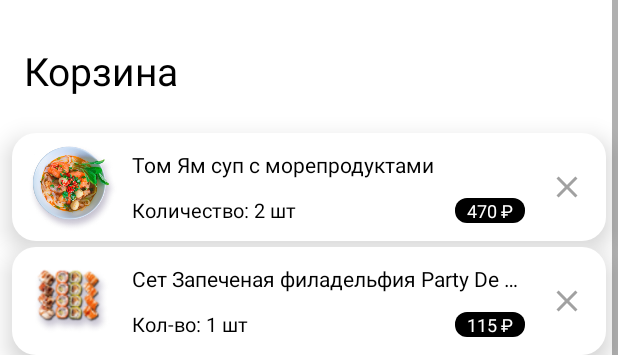
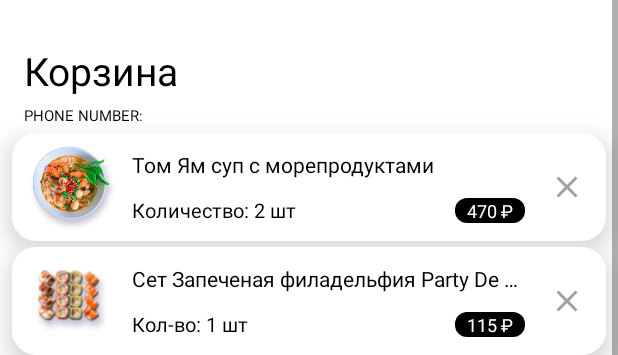
Before and after one commit to denisklopot/GoodFood, an Android app: the layout activity_orders_list.xml on its own in the app's theme, with its tools: preview values and no code run, on a phone screen of 412 x 824 dp. Shown: the part 148-503 px from the top of the screen. Run offline under Robolectric (Android 15) with nearby library versions, the phone set to English and light mode, and no system bars.

Commit message:
activity login screen in orders list

```diff
--- a/app/build.gradle
+++ b/app/build.gradle
@@ -1,5 +1,6 @@
 plugins {
     id 'com.android.application'
+    id 'kotlin-android'
 }
 
 android {
--- a/app/src/main/AndroidManifest.xml
+++ b/app/src/main/AndroidManifest.xml
@@ -10,6 +10,12 @@
         android:supportsRtl="true"
         android:theme="@style/Theme.GoodFood">
         <activity
+            android:name=".OrdersListActivity"
+            android:exported="false" />
+        <activity
+            android:name=".LoginScreenActivity"
+            android:exported="false" />
+        <activity
             android:name=".MainActivity"
             android:exported="true">
             <intent-filter>
--- a/app/src/main/res/layout/activity_login_screen.xml
+++ b/app/src/main/res/layout/activity_login_screen.xml
@@ -30,7 +30,7 @@
             android:textSize="14sp" />
 
         <EditText
-            android:id="@+id/et"
+            android:id="@+id/etAuthPhone"
             android:layout_width="match_parent"
             android:layout_height="wrap_content"
             android:background="@drawable/decoration_rounded_green_border"
@@ -51,7 +51,7 @@
         android:orientation="vertical">
 
         <androidx.appcompat.widget.AppCompatButton
-            android:id="@+id/btn"
+            android:id="@+id/btnBegin"
             android:layout_width="match_parent"
             android:layout_height="wrap_content"
             android:layout_marginStart="64dp"
--- a/app/src/main/res/layout/activity_orders_list.xml
+++ b/app/src/main/res/layout/activity_orders_list.xml
@@ -12,8 +12,8 @@
         android:layout_height="wrap_content">
 
         <TextView
+            android:id="@+id/tvTitleFirstPart"
             style="@style/title_text_first"
-            android:id="@+id/tvTitleFirstPart"
             android:layout_width="wrap_content"
             android:layout_height="wrap_content"
             android:layout_marginStart="16dp"
@@ -27,8 +27,8 @@
             app:layout_constraintTop_toTopOf="parent" />
 
         <TextView
+            android:id="@+id/tvTitleSecondPart"
             style="@style/title_text_second"
-            android:id="@+id/tvTitleSecondPart"
             android:layout_width="wrap_content"
             android:layout_height="wrap_content"
             android:shadowColor="@color/shadow_color"
@@ -69,6 +69,17 @@
             app:layout_constraintStart_toStartOf="@id/tvTitleSecondPart"
             app:layout_constraintTop_toBottomOf="@id/tvTitleSecondPart" />
 
+        <TextView
+            android:id="@+id/tvPhoneNumber"
+            android:layout_width="wrap_content"
+            android:layout_height="wrap_content"
+            android:layout_marginTop="5dp"
+            android:text="PHONE NUMBER:"
+            android:textColor="@color/black"
+            android:textSize="10sp"
+            app:layout_constraintStart_toStartOf="@+id/tvSecondTitle"
+            app:layout_constraintTop_toBottomOf="@+id/tvSecondTitle" />
+
         <androidx.constraintlayout.widget.ConstraintLayout
             android:id="@+id/clFirstDish"
             android:layout_width="match_parent"
@@ -102,8 +113,8 @@
                 android:textColor="@color/black"
                 android:textSize="14sp"
                 app:layout_constraintBottom_toTopOf="@+id/tvFirstDishCount"
+                app:layout_constraintEnd_toEndOf="@+id/tvFistDishPrice"
                 app:layout_constraintStart_toEndOf="@id/ivFirstDishPhoto"
-                app:layout_constraintEnd_toEndOf="@+id/tvFistDishPrice"
                 app:layout_constraintTop_toTopOf="parent"
                 app:layout_constraintVertical_chainStyle="spread" />
 
@@ -181,9 +192,9 @@
                 android:textColor="@color/black"
                 android:textSize="14sp"
                 app:layout_constraintBottom_toTopOf="@+id/tvSecondDishCount"
+                app:layout_constraintEnd_toEndOf="@+id/tvSecondDishPrice"
                 app:layout_constraintStart_toEndOf="@id/ivSecondDishPhoto"
                 app:layout_constraintTop_toTopOf="parent"
-                app:layout_constraintEnd_toEndOf="@+id/tvSecondDishPrice"
                 app:layout_constraintVertical_chainStyle="spread" />
 
             <TextView
@@ -258,8 +269,8 @@
                 android:textColor="@color/black"
                 android:textSize="14sp"
                 app:layout_constraintBottom_toTopOf="@+id/tvThirdDishCount"
+                app:layout_constraintEnd_toEndOf="@+id/tvThirdDishPrice"
                 app:layout_constraintStart_toEndOf="@id/ivThirdDishPhoto"
-                app:layout_constraintEnd_toEndOf="@+id/tvThirdDishPrice"
                 app:layout_constraintTop_toTopOf="parent"
                 app:layout_constraintVertical_chainStyle="spread" />
 
@@ -402,14 +413,14 @@
             android:layout_height="wrap_content"
             android:layout_marginTop="49dp"
             android:layout_marginBottom="23dp"
+            android:background="@color/button_color"
             android:paddingLeft="70dp"
             android:paddingTop="16dp"
             android:paddingRight="70dp"
             android:paddingBottom="16dp"
             android:text="@string/order_complete"
+            android:textColor="@color/black"
             android:textSize="14sp"
-            android:textColor="@color/black"
-            android:background="@color/button_color"
             app:layout_constraintBottom_toBottomOf="parent"
             app:layout_constraintEnd_toEndOf="parent"
             app:layout_constraintStart_toStartOf="parent"
--- a/build.gradle
+++ b/build.gradle
@@ -6,6 +6,7 @@ buildscript {
     }
     dependencies {
         classpath "com.android.tools.build:gradle:7.0.4"
+        classpath 'org.jetbrains.kotlin:kotlin-gradle-plugin:1.6.10'
 
         // NOTE: Do not place your application dependencies here; they belong
         // in the individual module build.gradle files
```
Also changed, not shown: app/src/main/java/com/example/goodfood/LoginScreenActivity.kt (added, +22 -0 lines), app/src/main/java/com/example/goodfood/MainActivity.java (deleted, +0 -14 lines), app/src/main/java/com/example/goodfood/MainActivity.kt (added, +21 -0 lines), app/src/main/java/com/example/goodfood/OrdersListActivity.kt (added, +32 -0 lines).
